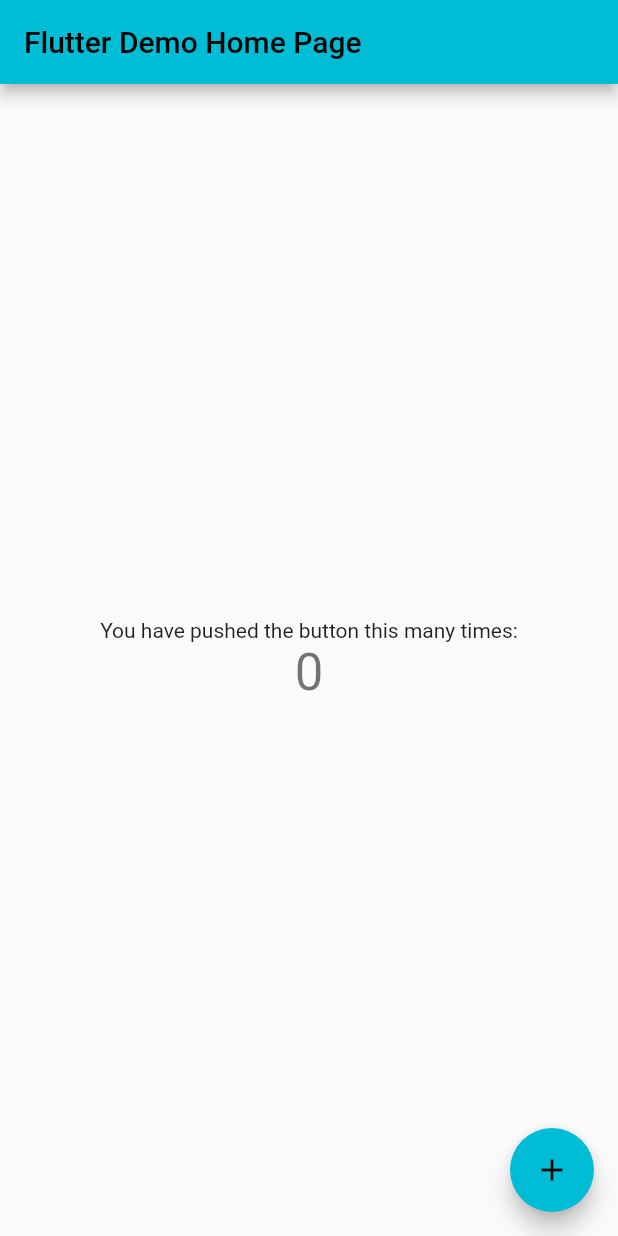
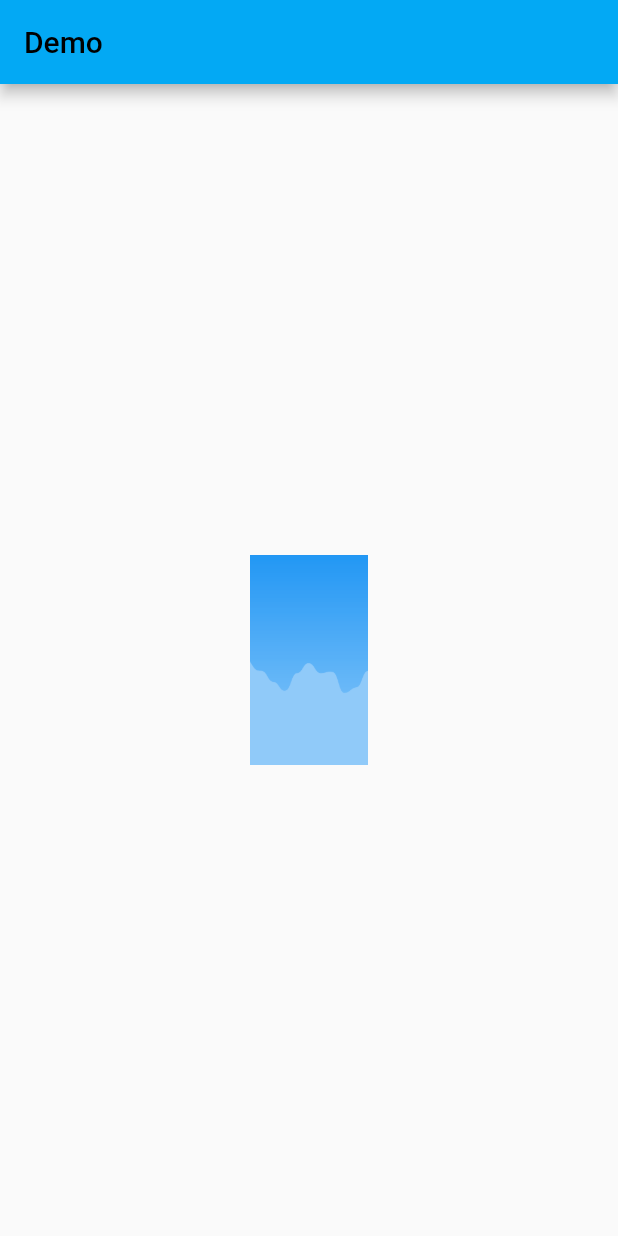
Before and after one commit to gaddarkumar7447/Dart-Demo, a Flutter app: the screen it shows after launch, on a phone screen of 412 x 824 dp. Run offline on Flutter 3.47's test engine with Material 2 defaults, Android fonts, the phone set to English and light mode, and no system bars.

```diff
--- a/lib/main.dart
+++ b/lib/main.dart
@@ -7,41 +7,21 @@ void main() {
 class MyApp extends StatelessWidget {
   const MyApp({super.key});
 
-  // This widget is the root of your application.
-
-
   @override
   Widget build(BuildContext context) {
     return MaterialApp(
       title: 'Flutter Demo',
+      debugShowCheckedModeBanner: false,
       theme: ThemeData(
-        // This is the theme of your application.
-        //
-        // Try running your application with "flutter run". You'll see the
-        // application has a blue toolbar. Then, without quitting the app, try
-        // changing the primarySwatch below to Colors.green and then invoke
-        // "hot reload" (press "r" in the console where you ran "flutter run",
-        // or simply save your changes to "hot reload" in a Flutter IDE).
-        // Notice that the counter didn't reset back to zero; the application
-        // is not restarted.
-        primarySwatch: Colors.cyan,
+        primarySwatch: Colors.lightBlue,
       ),
-      home: const MyHomePage(title: 'Flutter Demo Home Page'),
+      home: const MyHomePage(title: 'Demo'),
     );
   }
 }
 
 class MyHomePage extends StatefulWidget {
   const MyHomePage({super.key, required this.title});
-
-  // This widget is the home page of your application. It is stateful, meaning
-  // that it has a State object (defined below) that contains fields that affect j
-  // how it looks.
-
-  // This class is the configuration for the state. It holds the values (in this
-  // case the title) provided by the parent (in this case the App widget) and
-  // used by the build method of the State. Fields in a Widget subclass are
-  // always marked "final".
 
   final String title;
 
@@ -54,64 +34,67 @@ class _MyHomePageState extends State<MyHomePage> {
 
   void _incrementCounter() {
     setState(() {
-      // This call to setState tells the Flutter framework that something has
-      // changed in this State, which causes it to rerun the build method below
-      // so that the display can reflect the updated values. If we changed
-      // _counter without calling setState(), then the build method would not be
-      // called again, and so nothing would appear to happen.
       _counter++;
     });
   }
 
   @override
   Widget build(BuildContext context) {
-    // This method is rerun every time setState is called, for instance as done
-    // by the _incrementCounter method above.
-    //
-    // The Flutter framework has been optimized to make rerunning build methods
-    // fast, so that you can just rebuild anything that needs updating rather
-    // than having to individually change instances of widgets.
     return Scaffold(
         appBar: AppBar(
-        // Here we take the value from the MyHomePage object that was created by
-        // the App.build method, and use it to set our appbar title.
           title: Text(widget.title),
         ),
+
         body: Center(
-        // Center is a layout widget. It takes a single child and positions it
-        // in the middle of the parent.
-        child: Column(
-          // Column is also a layout widget. It takes a list of children and
-          // arranges them vertically. By default, it sizes itself to fit its
-          // children horizontally, and tries to be as tall as its parent.
-          //
-          // Invoke "debug painting" (press "p" in the console, choose the
-          // "Toggle Debug Paint" action from the Flutter Inspector in Android
-          // Studio, or the "Toggle Debug Paint" command in Visual Studio Code)
-          // to see the wireframe for each widget.
-          //
-          // Column has various properties to control how it sizes itself and
-          // how it positions its children. Here we use mainAxisAlignment to
-          // center the children vertically; the main axis here is the vertical
-          // axis because Columns are vertical (the cross axis would be
-          // horizontal).
-          mainAxisAlignment: MainAxisAlignment.center,
-          children: <Widget>[
-            const Text(
-              'You have pushed the button this many times:',
+          child: SizedBox(
+            width: 200,
+            height: 140,
+            child: Image.asset('assets/images/sdda.jpg'),
           ),
-            Text(
-              '$_counter',
-              style: Theme.of(context).textTheme.headline4,
-            ),
-          ],
+        )
+      /*Center(
+          child: OutlinedButton(
+              onPressed: () {
+                _showToast(context);
+              },
+              onLongPress: () => print('Long pressed'),
+
+              child: const Text('Button')),
+        )*/
+
+        /*Center(
+        child: Container(
+          width: 200,
+          height: 200,
+          color: Colors.yellow[100],
+          child: const Center(
+              child: Text('hello world', style: TextStyle(fontSize: 25, color: Colors.indigoAccent, fontWeight: FontWeight.bold),)
+
           ),
         ),
-      floatingActionButton: FloatingActionButton(
-        onPressed: _incrementCounter,
-        tooltip: 'Increment',
-        child: const Icon(Icons.add),
-      ), // This trailing comma makes auto-formatting nicer for build methods.
+      )*/
+
+        /*Center(
+        child: Container(
+          width: 100,
+          height: 100,
+          color: Colors.brown,
+          child: const Text("Hello developers"),
+        ),
+      ),*/
+        /*backgroundColor: Colors.blueGrey,*/
+
         );
   }
 }
+
+void _showToast(BuildContext context) {
+  final scaffold = ScaffoldMessenger.of(context);
+  scaffold.showSnackBar(
+    SnackBar(
+      content: const Text('Added to favorite'),
+      action: SnackBarAction(
+          label: 'UNDO', onPressed: scaffold.hideCurrentSnackBar),
+    ),
+  );
+}
--- a/pubspec.yaml
+++ b/pubspec.yaml
@@ -60,9 +60,8 @@ flutter:
   uses-material-design: true
 
   # To add assets to your application, add an assets section, like this:
-  # assets:
-  #   - images/a_dot_burr.jpeg
-  #   - images/a_dot_ham.jpeg
+  assets:
+    - assets/images/
 
   # An image asset can refer to one or more resolution-specific "variants", see
   # https://flutter.dev/assets-and-images/#resolution-aware
```
Also changed, not shown: assets/images/sdda.jpg (added). Lines whose indentation alone changed are shown as unchanged.
